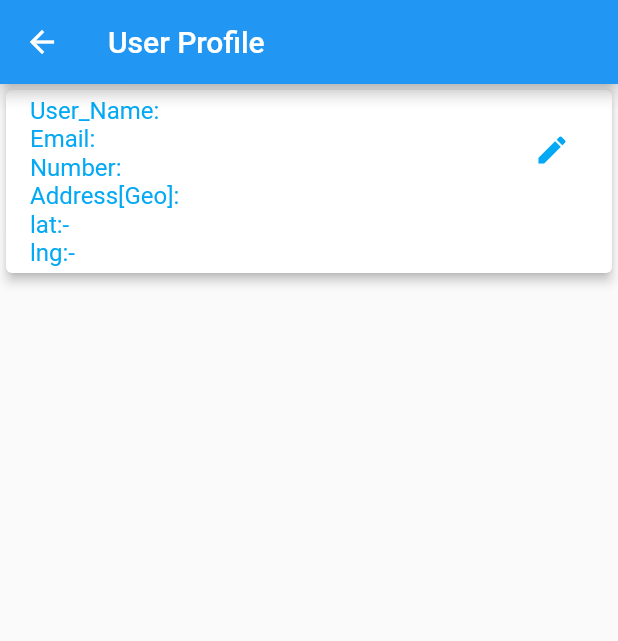
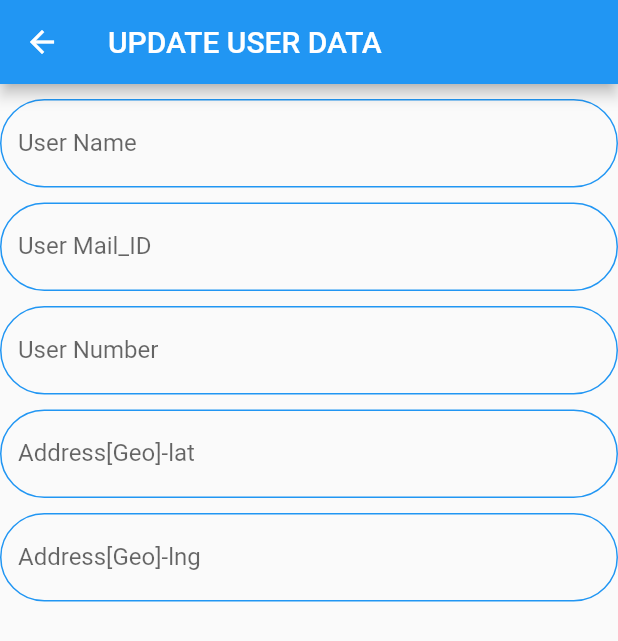
Before and after one commit to ankitksharma07/TechPost, a Flutter app: the UserProfile screen opened directly with empty values, after a tap on the "edit" icon, on a phone screen of 412 x 824 dp. Shown: the top 641 px of the screen. Run offline on Flutter 3.47's test engine with Material 2 defaults, Android fonts, the phone set to English and light mode, and no system bars; network calls fail.

Commit message:
new changes in userprofile display

```diff
--- a/lib/appbar_design.dart
+++ b/lib/appbar_design.dart
@@ -112,9 +112,14 @@ class _AppBarDesignState extends State<AppBarDesign> {
                                       setState(() {
                                         final route = MaterialPageRoute(
                                           builder: (BuildContext context) => UserProfile(
-                                              value:  UserProfileData(
+                                              value:  PostAndUserData(
+                                                viewModel.mergeDataList[index].username
+                                                    .toUpperCase(),
                                                 viewModel.mergeDataList[index].name
                                                     .toUpperCase(),
+                                                viewModel.mergeDataList[index].body
+                                                    .toUpperCase(),
+                                                false,
                                                 viewModel.mergeDataList[index].email
                                                     .toUpperCase(),
                                                 viewModel.mergeDataList[index].phone
--- a/lib/user_class.dart
+++ b/lib/user_class.dart
@@ -76,20 +76,6 @@ class PostAndUserData {
   PostAndUserData(this.name, this.username, this.body,this.likePost,this.email,this.phone,this.lng,this.lat);
 }
 
-
-class UserProfileData{
-
-  String name;
-  String email;
-  String phone;
-  String lng;
-  String lat;
-  // ignore: avoid_positional_boolean_parameters
-  UserProfileData(this.name,this.email,this.phone,this.lng,this.lat);
-}
-
-
-
 List<Post> postFromJson(String str) => List<Post>.from(json.decode(str).map((x) => Post.fromJson(x)));
 
 String postToJson(List<Post> data) => json.encode(List<dynamic>.from(data.map((x) => x.toJson())));
--- a/lib/user_profiledata.dart
+++ b/lib/user_profiledata.dart
@@ -2,7 +2,7 @@ import 'package:flutter/material.dart';
 import 'package:techpost/user_class.dart';
 
 class UserProfile extends StatefulWidget {
-  final UserProfileData value;
+  final PostAndUserData value;
 
   const UserProfile({Key key, this.value}) : super(key: key);
 
@@ -25,16 +25,151 @@ class _UserProfileState extends State<UserProfile> {
             '\nAddress[Geo]:'
             '\nlat:- ${widget.value.lat}'
             '\nlng:-${widget.value.lng}',
-            style: const TextStyle(color: Colors.lightBlue),
+             style: const TextStyle(color: Colors.lightBlue),
           ),
           trailing: IconButton(
               icon: const Icon(
                 Icons.edit,
                 color: Colors.lightBlue,
               ),
-              onPressed: () {}),
+              onPressed: () {
+                setState(() {
+                  final route = MaterialPageRoute(
+                    builder: (BuildContext context) =>UpdateProfile(
+                        value:   PostAndUserData(
+                            widget.value.username,
+                            widget.value.name,
+                            widget.value.body,
+                            false,
+                            widget.value.email,
+                            widget.value.phone,
+                            widget.value.lat,
+                            widget.value.lng,
+                        )),
+                  );
+                  Navigator.of(context).push(route);
+                });
+              }),
         ),
       ),
     );
   }
 }
+class UpdateProfile extends StatefulWidget {
+  final PostAndUserData value;
+
+  const UpdateProfile({Key key, this.value}) : super(key: key);
+  @override
+  _UpdateProfileState createState() => _UpdateProfileState();
+}
+
+class _UpdateProfileState extends State<UpdateProfile> {
+  final TextEditingController updateName = TextEditingController();
+  final TextEditingController updateMail = TextEditingController();
+  final TextEditingController updatePhone = TextEditingController();
+  final TextEditingController updateLat = TextEditingController();
+  final TextEditingController updateLng= TextEditingController();
+
+  OutlineInputBorder borderDesign() {
+    return const OutlineInputBorder(
+      borderRadius: BorderRadius.all(Radius.circular(50.0)),
+      borderSide: BorderSide(color: Colors.blue),
+    );
+  }
+  @override
+  Widget build(BuildContext context) {
+    updateName.text=widget.value.name;
+    updateMail.text=widget.value.email;
+    updatePhone.text=widget.value.phone;
+    updateLat.text=widget.value.lat;
+    updateLng.text=widget.value.lng;
+    // ignore: avoid_unnecessary_containers
+    return Scaffold(
+    appBar:AppBar(
+      title:const Text("UPDATE USER DATA")
+    ),
+        // ignore: avoid_unnecessary_containers
+        body:Container(
+          padding: const EdgeInsets.only(top:10),
+      child:Column(
+        children: [
+          TextFormField(
+            controller:  updateName,
+            keyboardType: TextInputType.text,
+            decoration:  InputDecoration(
+              labelText: "User Name",
+              enabledBorder: borderDesign(),
+              focusedBorder: borderDesign(),
+              errorBorder: borderDesign(),
+              focusedErrorBorder: borderDesign(),
+              hintStyle:
+              const TextStyle(color: Colors.black, fontSize: 15),
+
+            ),
+          ),
+          const SizedBox(height: 10),
+          TextFormField(
+            controller:  updateMail,
+            keyboardType: TextInputType.text,
+            decoration:  InputDecoration(
+              labelText: "User Mail_ID",
+              enabledBorder: borderDesign(),
+              focusedBorder: borderDesign(),
+              errorBorder: borderDesign(),
+              focusedErrorBorder: borderDesign(),
+              hintStyle:
+              const TextStyle(color: Colors.black, fontSize: 15),
+
+            ),
+          ),
+          const SizedBox(height: 10),
+          TextFormField(
+            controller: updatePhone,
+            keyboardType: TextInputType.text,
+            decoration:  InputDecoration(
+              labelText: "User Number",
+              enabledBorder: borderDesign(),
+              focusedBorder: borderDesign(),
+              errorBorder: borderDesign(),
+              focusedErrorBorder: borderDesign(),
+              hintStyle:
+              const TextStyle(color: Colors.black, fontSize: 15),
+
+            ),
+          ),
+          const SizedBox(height: 10),
+          TextFormField(
+            controller:  updateLat,
+            keyboardType: TextInputType.text,
+            decoration:  InputDecoration(
+              labelText: "Address[Geo]-lat",
+              enabledBorder: borderDesign(),
+              focusedBorder: borderDesign(),
+              errorBorder: borderDesign(),
+              focusedErrorBorder: borderDesign(),
+              hintStyle:
+              const TextStyle(color: Colors.black, fontSize: 15),
+
+            ),
+          ),
+          const SizedBox(height: 10),
+          TextFormField(
+
+            controller:  updateLng,
+            keyboardType: TextInputType.text,
+            decoration:  InputDecoration(
+              labelText: "Address[Geo]-lng",
+              enabledBorder: borderDesign(),
+              focusedBorder: borderDesign(),
+              errorBorder: borderDesign(),
+              focusedErrorBorder: borderDesign(),
+              hintStyle:
+              const TextStyle(color: Colors.black, fontSize: 15),
+
+            ),
+          ),
+        ],
+      )
+    ) );
+  }
+}
```
Also changed, not shown: lib/usertweet_notify.dart (+1 -15 lines).
